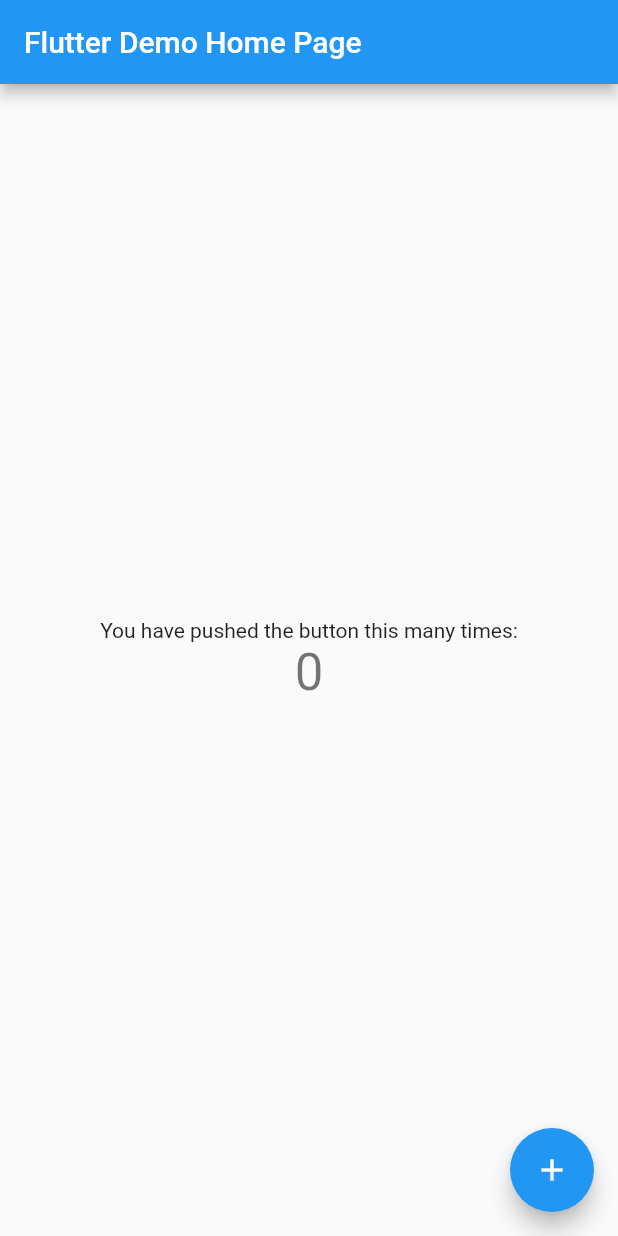
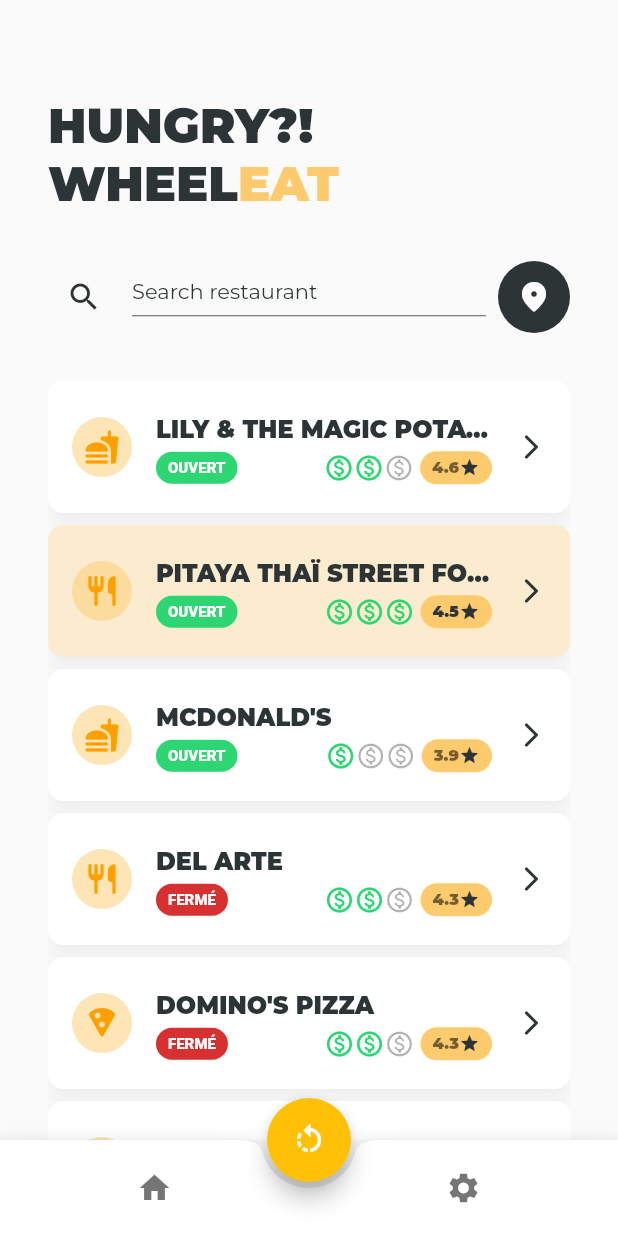
Before and after one commit to ThePrincelle/WheelEat, a Flutter app: the screen it shows after launch, on a phone screen of 412 x 824 dp. Run offline on Flutter 3.47's test engine with Material 2 defaults, Android fonts, the phone set to English and light mode, and no system bars; our stand-ins replace google_fonts; missing offline and left inert: google_place.

Commit message:
✨ adding restaurant list from mock data

```diff
--- /dev/null
+++ b/lib/components/category_icon.dart
@@ -0,0 +1,31 @@
+import 'package:flutter/material.dart';
+
+import '../constants.dart';
+import '../data/restaurant.dart';
+
+// Restaurant category/icon map
+const Map<RestaurantCategory, IconData> restaurantCategoryIcons = {
+  RestaurantCategory.none: Icons.restaurant_rounded,
+  RestaurantCategory.restaurant: Icons.restaurant_rounded,
+  RestaurantCategory.fastFood: Icons.fastfood_rounded,
+  RestaurantCategory.pizzeria: Icons.local_pizza_rounded,
+};
+
+class CategoryIcon extends StatelessWidget {
+  final RestaurantCategory category;
+
+  const CategoryIcon({
+    Key? key,
+    this.category = RestaurantCategory.none,
+  }) : super(key: key);
+
+  @override
+  Widget build(BuildContext context) {
+    return CircleAvatar(
+      backgroundColor: primaryColor.withOpacity(0.5),
+      child: Icon(
+        restaurantCategoryIcons[category] ?? Icons.restaurant_rounded,
+      ),
+    );
+  }
+}
--- /dev/null
+++ b/lib/components/opened_closed_badge.dart
@@ -0,0 +1,39 @@
+import 'package:flutter/material.dart';
+
+import '../constants.dart';
+
+class OpenedClosedBadge extends StatelessWidget {
+  final bool isOpened;
+  final double size;
+
+  const OpenedClosedBadge(
+    this.isOpened, {
+    Key? key,
+    this.size = 10.0,
+  }) : super(key: key);
+
+  @override
+  Widget build(BuildContext context) {
+    return Container(
+      padding: const EdgeInsets.fromLTRB(
+        defaultPadding / 2,
+        defaultPadding / 3,
+        defaultPadding / 2,
+        defaultPadding / 4,
+      ),
+      decoration: BoxDecoration(
+        color: isOpened ? successColor : errorColor,
+        borderRadius: BorderRadius.circular(100.0),
+      ),
+      child: Text(
+        (isOpened ? 'Ouvert' : 'Fermé').toUpperCase(),
+        style: TextStyle(
+          color: lightTextColor,
+          fontFamily: 'Roboto',
+          fontWeight: FontWeight.w900,
+          fontSize: size,
+        ),
+      ),
+    );
+  }
+}
--- /dev/null
+++ b/lib/components/page_title.dart
@@ -0,0 +1,44 @@
+import 'package:flutter/material.dart';
+
+import '../constants.dart';
+
+class PageTitle extends StatelessWidget {
+  final String title;
+
+  const PageTitle(this.title, {Key? key}) : super(key: key);
+
+  @override
+  Widget build(BuildContext context) {
+    return Column(
+      crossAxisAlignment: CrossAxisAlignment.start,
+      children: [
+        Text(
+          title,
+          style: const TextStyle(
+            fontWeight: FontWeight.w900,
+            fontSize: defaultPadding * 2,
+          ),
+        ),
+        Row(
+          children: const [
+            Text(
+              'WHEEL',
+              style: TextStyle(
+                fontWeight: FontWeight.w900,
+                fontSize: defaultPadding * 2,
+              ),
+            ),
+            Text(
+              'EAT',
+              style: TextStyle(
+                fontWeight: FontWeight.w900,
+                color: primaryColor,
+                fontSize: defaultPadding * 2,
+              ),
+            ),
+          ],
+        ),
+      ],
+    );
+  }
+}
--- /dev/null
+++ b/lib/components/price_tags.dart
@@ -0,0 +1,37 @@
+import 'package:flutter/material.dart';
+
+import '../constants.dart';
+
+class PriceTags extends StatelessWidget {
+  final int priceLevel;
+  final double size;
+
+  const PriceTags(
+    this.priceLevel, {
+    Key? key,
+    this.size = 20.0,
+  }) : super(key: key);
+
+  @override
+  Widget build(BuildContext context) {
+    return Row(
+      children: [
+        Icon(
+          Icons.monetization_on_outlined,
+          color: priceLevel > 1 ? successColor : Colors.black.withOpacity(0.3),
+          size: size,
+        ),
+        Icon(
+          Icons.monetization_on_outlined,
+          color: priceLevel > 2 ? successColor : Colors.black.withOpacity(0.3),
+          size: size,
+        ),
+        Icon(
+          Icons.monetization_on_outlined,
+          color: priceLevel > 3 ? successColor : Colors.black.withOpacity(0.3),
+          size: size,
+        ),
+      ],
+    );
+  }
+}
--- /dev/null
+++ b/lib/components/rating_stars.dart
@@ -0,0 +1,40 @@
+import 'package:flutter/material.dart';
+
+import '../constants.dart';
+
+class RatingStars extends StatelessWidget {
+  final double? rating;
+  final double size;
+
+  const RatingStars(
+    this.rating, {
+    Key? key,
+    this.size = defaultPadding / 1.5,
+  }) : super(key: key);
+
+  @override
+  Widget build(BuildContext context) {
+    return Container(
+      padding: const EdgeInsets.symmetric(
+        horizontal: defaultPadding / 2,
+        vertical: defaultPadding / 4,
+      ),
+      decoration: BoxDecoration(
+        color: primaryColor,
+        borderRadius: BorderRadius.circular(100.0),
+      ),
+      child: Row(
+        children: [
+          Text(
+            rating?.toString() ?? '—',
+            style: TextStyle(
+              fontWeight: FontWeight.w900,
+              fontSize: size,
+            ),
+          ),
+          const Icon(Icons.star, color: textColor, size: 14)
+        ],
+      ),
+    );
+  }
+}
--- /dev/null
+++ b/lib/components/restaurant_list_tile.dart
@@ -0,0 +1,72 @@
+import 'package:flutter/material.dart';
+
+import '../constants.dart';
+import '../data/restaurant.dart';
+
+import 'opened_closed_badge.dart';
+import 'price_tags.dart';
+import 'rating_stars.dart';
+import 'category_icon.dart';
+
+class RestaurantListTile extends StatelessWidget {
+  final Restaurant restaurant;
+  final bool selected;
+  final VoidCallback? onTap;
+
+  const RestaurantListTile({
+    Key? key,
+    this.restaurant = const Restaurant(title: 'Placeholder'),
+    this.selected = false,
+    this.onTap,
+  }) : super(key: key);
+
+  @override
+  Widget build(BuildContext context) {
+    return Material(
+      elevation: 5.0,
+      shadowColor: Colors.black.withOpacity(0.2),
+      borderRadius: const BorderRadius.all(Radius.circular(10.0)),
+      child: ListTile(
+        onTap: onTap,
+        selected: selected,
+        selectedColor: textColor,
+        selectedTileColor: primaryColor.withOpacity(0.3),
+        hoverColor: primaryColor.withOpacity(0.4),
+        horizontalTitleGap: defaultPadding,
+        contentPadding: const EdgeInsets.symmetric(
+          horizontal: defaultPadding,
+          vertical: defaultPadding / 2,
+        ),
+        tileColor: Colors.white,
+        shape: const RoundedRectangleBorder(
+          borderRadius: BorderRadius.all(Radius.circular(10.0)),
+        ),
+        leading: CategoryIcon(category: restaurant.category),
+        title: Text(
+          restaurant.title.toUpperCase(),
+          overflow: TextOverflow.ellipsis,
+          softWrap: false,
+          style: const TextStyle(fontWeight: FontWeight.w900),
+        ),
+        subtitle: Padding(
+          padding: const EdgeInsets.symmetric(vertical: defaultPadding / 4),
+          child: Row(
+            children: [
+              OpenedClosedBadge(restaurant.isOpened),
+              const Spacer(),
+              if (restaurant.priceLevel != null)
+                PriceTags(restaurant.priceLevel!),
+              const SizedBox(width: defaultPadding / 4),
+              RatingStars(restaurant.rating),
+            ],
+          ),
+        ),
+        trailing: const Icon(
+          Icons.arrow_forward_ios_rounded,
+          color: textColor,
+          size: 20,
+        ),
+      ),
+    );
+  }
+}
--- /dev/null
+++ b/lib/components/search_bar.dart
@@ -0,0 +1,56 @@
+import 'package:flutter/material.dart';
+
+import '../constants.dart';
+
+class SearchBar extends StatelessWidget {
+  final VoidCallback? onSearch;
+
+  const SearchBar({
+    Key? key,
+    this.onSearch,
+  }) : super(key: key);
+
+  @override
+  Widget build(BuildContext context) {
+    return Row(
+      children: [
+        IconButton(
+          // TODO: Update this onPressed
+          onPressed: () {},
+          splashRadius: 22.0,
+          icon: const Icon(
+            Icons.search,
+            color: textColor,
+          ),
+        ),
+        const SizedBox(width: defaultPadding / 2),
+        Expanded(
+          // TODO: Remove this column and change it with real searchbar
+          child: Column(
+            mainAxisAlignment: MainAxisAlignment.end,
+            crossAxisAlignment: CrossAxisAlignment.start,
+            children: [
+              const SizedBox(height: defaultPadding / 2),
+              const Text('Search restaurant'),
+              Divider(color: textColor.withOpacity(0.8)),
+            ],
+          ),
+        ),
+        const SizedBox(width: defaultPadding / 2),
+        Container(
+          decoration: const ShapeDecoration(
+            shape: CircleBorder(),
+            color: textColor,
+          ),
+          child: IconButton(
+            onPressed: onSearch,
+            splashRadius: 22.0,
+            padding: const EdgeInsets.all(0.0),
+            color: lightTextColor,
+            icon: const Icon(Icons.place_rounded),
+          ),
+        ),
+      ],
+    );
+  }
+}
--- /dev/null
+++ b/lib/constants.dart
@@ -0,0 +1,9 @@
+import 'package:flutter/material.dart';
+
+const primaryColor = Color(0xfffdcB6e);
+const textColor = Color(0xff2d3436);
+const lightTextColor = Color(0xfffcfcfc);
+const successColor = Color(0xff2ed573);
+const errorColor = Color(0xffd63031);
+
+const defaultPadding = 16.0;
--- /dev/null
+++ b/lib/data/mocks/restaurant.dart
@@ -0,0 +1,64 @@
+import '../restaurant.dart';
+
+const List<Restaurant> restaurants = [
+  Restaurant(
+    title: 'Lily & the magic potatoes',
+    category: RestaurantCategory.fastFood,
+    isOpened: true,
+    rating: 4.6,
+    priceLevel: 3,
+    address: "36 Rue de l'Industrie,\n67400 Illkirch-Graffenshtaden",
+    phone: "06 22 41 87 53",
+    image:
+        "https://img.restaurantguru.com/c6be-Restaurant-Lily-and-The-Magic-Potatoes-view.jpg",
+    schedule: {
+      'lundi': '11:30 - 14:00',
+      'mardi': '11:30 - 14:00',
+      'mercredi': '11:30 - 14:00, 18:15 - 21:00',
+      'jeudi': '11:30 - 14:00, 18:15 - 21:00',
+      'vendredi': '11:30 - 14:00, 18:15 - 21:00',
+      'samedi': 'Fermé',
+      'dimanche': 'Fermé',
+    },
+  ),
+  Restaurant(
+    title: 'Pitaya Thaï Street Food',
+    category: RestaurantCategory.restaurant,
+    isOpened: true,
+    rating: 4.5,
+    priceLevel: 4,
+  ),
+  Restaurant(
+    title: "McDonald's",
+    category: RestaurantCategory.fastFood,
+    isOpened: true,
+    rating: 3.9,
+    priceLevel: 2,
+    image:
+        "https://upload.wikimedia.org/wikipedia/commons/thumb/3/36/McDonald%27s_Golden_Arches.svg/1200px-McDonald%27s_Golden_Arches.svg.png",
+  ),
+  Restaurant(
+    title: 'Del Arte',
+    category: RestaurantCategory.restaurant,
+    isOpened: false,
+    rating: 4.3,
+    priceLevel: 3,
+    image: "https://upload.wikimedia.org/wikipedia/fr/0/00/Logo-del-arte.jpg",
+  ),
+  Restaurant(
+    title: "Domino's Pizza",
+    category: RestaurantCategory.pizzeria,
+    isOpened: false,
+    rating: 4.3,
+    priceLevel: 3,
+    image:
+        "https://i2.wp.com/www.grapheine.com/wp-content/uploads/2012/09/dominos2012.jpg?fit=521%2C176&quality=90&strip=all&ssl=1",
+  ),
+  Restaurant(
+    title: 'Restaurant without price',
+    rating: 2.5,
+  ),
+  Restaurant(
+    title: 'Restaurant with a really long title that takes multiple lines',
+  ),
+];
--- /dev/null
+++ b/lib/data/restaurant.dart
@@ -0,0 +1,30 @@
+class Restaurant {
+  final String title;
+  final RestaurantCategory category;
+  final bool isOpened;
+  final double? rating;
+  final int? priceLevel;
+  final String? address;
+  final String? phone;
+  final String? image;
+  final Map<String, String>? schedule;
+
+  const Restaurant({
+    this.title = 'Placeholder',
+    this.category = RestaurantCategory.none,
+    this.isOpened = true,
+    this.rating,
+    this.priceLevel,
+    this.address,
+    this.phone,
+    this.image,
+    this.schedule,
+  });
+}
+
+enum RestaurantCategory {
+  none,
+  restaurant,
+  fastFood,
+  pizzeria,
+}
--- a/lib/main.dart
+++ b/lib/main.dart
@@ -1,4 +1,9 @@
 import 'package:flutter/material.dart';
+import 'package:google_fonts/google_fonts.dart';
+
+import 'constants.dart';
+
+import 'pages/home.dart';
 
 void main() {
   runApp(const MyApp());
@@ -10,59 +15,14 @@ class MyApp extends StatelessWidget {
   @override
   Widget build(BuildContext context) {
     return MaterialApp(
-      title: 'Flutter Demo',
+      title: 'WheelEat',
       theme: ThemeData(
-        primarySwatch: Colors.blue,
+        primarySwatch: Colors.amber,
+        textTheme: GoogleFonts.montserratTextTheme(Theme.of(context).textTheme)
+            .apply(bodyColor: textColor),
       ),
-      home: const MyHomePage(title: 'Flutter Demo Home Page'),
+      home: const HomePage(),
       debugShowCheckedModeBanner: false,
     );
   }
 }
-
-class MyHomePage extends StatefulWidget {
-  const MyHomePage({Key? key, required this.title}) : super(key: key);
-
-  final String title;
-
-  @override
-  State<MyHomePage> createState() => _MyHomePageState();
-}
-
-class _MyHomePageState extends State<MyHomePage> {
-  int _counter = 0;
-
-  void _incrementCounter() {
-    setState(() {
-      _counter++;
-    });
-  }
-
-  @override
-  Widget build(BuildContext context) {
-    return Scaffold(
-      appBar: AppBar(
-        title: Text(widget.title),
-      ),
-      body: Center(
-        child: Column(
-          mainAxisAlignment: MainAxisAlignment.center,
-          children: <Widget>[
-            const Text(
-              'You have pushed the button this many times:',
-            ),
-            Text(
-              '$_counter',
-              style: Theme.of(context).textTheme.headline4,
-            ),
-          ],
-        ),
-      ),
-      floatingActionButton: FloatingActionButton(
-        onPressed: _incrementCounter,
-        tooltip: 'Increment',
-        child: const Icon(Icons.add),
-      ),
-    );
-  }
-}
--- /dev/null
+++ b/lib/pages/home.dart
@@ -0,0 +1,80 @@
+import 'package:flutter/material.dart';
+
+import '../constants.dart';
+// TODO: Remove mock data when Google Places API is implemented
+import '../data/mocks/restaurant.dart';
+
+import '../components/page_title.dart';
+import '../components/search_bar.dart';
+import '../components/restaurant_list_tile.dart';
+
+class HomePage extends StatefulWidget {
+  const HomePage({Key? key}) : super(key: key);
+
+  @override
+  _HomePageState createState() => _HomePageState();
+}
+
+class _HomePageState extends State<HomePage> {
+  @override
+  Widget build(BuildContext context) {
+    return Scaffold(
+      body: SafeArea(
+        child: Padding(
+          padding: const EdgeInsets.symmetric(horizontal: defaultPadding * 2),
+          child: Column(
+            crossAxisAlignment: CrossAxisAlignment.start,
+            children: [
+              const SizedBox(height: defaultPadding * 4),
+              const PageTitle('HUNGRY?!'),
+              const SizedBox(height: defaultPadding * 2),
+              SearchBar(onSearch: () {}), // TODO: Update this onPressed
+              const SizedBox(height: defaultPadding * 2),
+              Expanded(
+                child: ListView.separated(
+                  itemCount: restaurants.length,
+                  itemBuilder: (_, index) => RestaurantListTile(
+                    restaurant: restaurants[index],
+                    selected: index == 1, // TODO: Change this with dynamic data
+                    onTap: () {}, // TODO: Update this onTap
+                  ),
+                  separatorBuilder: (_, index) =>
+                      const SizedBox(height: defaultPadding / 2),
+                ),
+              ),
+            ],
+          ),
+        ),
+      ),
+      bottomNavigationBar: BottomAppBar(
+        shape: const CircularNotchedRectangle(),
+        // color: Colors.amber,
+        child: Padding(
+          padding: const EdgeInsets.symmetric(vertical: defaultPadding / 2),
+          child: IconTheme(
+            data: const IconThemeData(color: Colors.black54),
+            child: Row(
+              mainAxisAlignment: MainAxisAlignment.spaceAround,
+              children: [
+                IconButton(
+                  onPressed: () {}, // TODO: Update this onPressed
+                  icon: const Icon(Icons.home),
+                ),
+                IconButton(
+                  onPressed: () {}, // TODO: Update this onPressed
+                  icon: const Icon(Icons.settings),
+                ),
+              ],
+            ),
+          ),
+        ),
+      ),
+      floatingActionButton: FloatingActionButton(
+        onPressed: () {}, // TODO: Update this onPressed
+        tooltip: 'Spin',
+        child: const Icon(Icons.rotate_left, color: Colors.white),
+      ),
+      floatingActionButtonLocation: FloatingActionButtonLocation.centerDocked,
+    );
+  }
+}
--- /dev/null
+++ b/lib/responsive.dart
@@ -0,0 +1,34 @@
+import 'package:flutter/material.dart';
+
+class Responsive extends StatelessWidget {
+  final Widget mobile;
+  final Widget? tablet;
+  final Widget? desktop;
+
+  const Responsive({
+    Key? key,
+    this.mobile = const Text('Mobile placeholder'),
+    this.tablet,
+    this.desktop,
+  }) : super(key: key);
+
+  static bool isMobile(BuildContext context) =>
+      MediaQuery.of(context).size.width < 850;
+
+  static bool isTablet(BuildContext context) =>
+      MediaQuery.of(context).size.width < 1100 &&
+      MediaQuery.of(context).size.width >= 850;
+
+  static bool isDesktop(BuildContext context) =>
+      MediaQuery.of(context).size.width >= 1100;
+
+  @override
+  Widget build(BuildContext context) {
+    final Size _size = MediaQuery.of(context).size;
+
+    if (_size.width >= 1100 && desktop != null) return desktop!;
+    if (_size.width >= 850 && tablet != null) return tablet!;
+
+    return mobile;
+  }
+}
--- a/lib/services/places.dart
+++ b/lib/services/places.dart
@@ -1,13 +1,18 @@
 import 'package:google_place/google_place.dart';
 
 class Places {
+  // TODO: Add API-Key
   var googlePlace = GooglePlace("Your-Key");
 
   // A function that returns a list of places with a given keyword.
   Future<List<SearchResult>> getPlaces(String keyword) async {
     var result = await googlePlace.search.getNearBySearch(
-        Location(lat: -33.8670522, lng: 151.1957362), 1500,
-        type: "restaurant", keyword: keyword);
-    return result.results;
+      Location(lat: -33.8670522, lng: 151.1957362),
+      1500,
+      type: "restaurant",
+      keyword: keyword,
+    );
+    // TODO: Format API response
+    return result!.results!;
   }
 }
--- a/pubspec.yaml
+++ b/pubspec.yaml
@@ -18,6 +18,7 @@ dependencies:
   # Use with the CupertinoIcons class for iOS style icons.
   cupertino_icons: ^1.0.2
   google_place: ^0.4.3
+  google_fonts: ^2.2.0
 
 dev_dependencies:
   flutter_test:
@@ -29,9 +30,8 @@ flutter:
   uses-material-design: true
 
   # To add assets to your application, add an assets section, like this:
-  # assets:
-  #   - images/a_dot_burr.jpeg
-  #   - images/a_dot_ham.jpeg
+  assets:
+    - assets/
 
   # An image asset can refer to one or more resolution-specific "variants", see
   # https://flutter.dev/assets-and-images/#resolution-aware.
```
Also changed, not shown: pubspec.lock, 1 other file.
